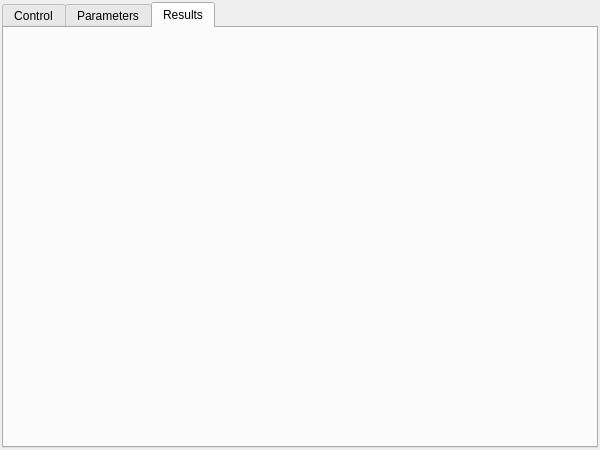
Before: the Qt Designer form designer/shared/advancedposition.ui in DTOcean/dtocean-app, drawn with Qt 5.
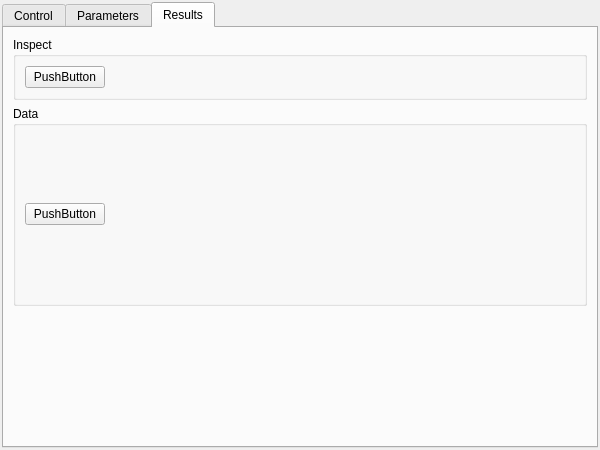
After: the same form once the commit is applied. The open tabs and pages were chosen to show the change.

Commit message: Add skeleton layout to results tab

The edit to the form file:
```diff
--- a/designer/shared/advancedposition.ui
+++ b/designer/shared/advancedposition.ui
@@ -387,6 +387,120 @@
       <attribute name="title">
        <string>Results</string>
       </attribute>
+      <layout class="QVBoxLayout" name="verticalLayout_10">
+       <item>
+        <widget class="QGroupBox" name="inspectBox">
+         <property name="title">
+          <string>Inspect</string>
+         </property>
+         <layout class="QVBoxLayout" name="verticalLayout_8">
+          <item>
+           <layout class="QHBoxLayout" name="horizontalLayout_7">
+            <item>
+             <widget class="QPushButton" name="pushButton">
+              <property name="sizePolicy">
+               <sizepolicy hsizetype="Fixed" vsizetype="Fixed">
+                <horstretch>0</horstretch>
+                <verstretch>0</verstretch>
+               </sizepolicy>
+              </property>
+              <property name="text">
+               <string>PushButton</string>
+              </property>
+             </widget>
+            </item>
+            <item>
+             <spacer name="horizontalSpacer_4">
+              <property name="orientation">
+               <enum>Qt::Horizontal</enum>
+              </property>
+              <property name="sizeHint" stdset="0">
+               <size>
+                <width>40</width>
+                <height>20</height>
+               </size>
+              </property>
+             </spacer>
+            </item>
+           </layout>
+          </item>
+         </layout>
+        </widget>
+       </item>
+       <item>
+        <widget class="QGroupBox" name="dataBox">
+         <property name="sizePolicy">
+          <sizepolicy hsizetype="Preferred" vsizetype="Fixed">
+           <horstretch>0</horstretch>
+           <verstretch>0</verstretch>
+          </sizepolicy>
+         </property>
+         <property name="minimumSize">
+          <size>
+           <width>0</width>
+           <height>200</height>
+          </size>
+         </property>
+         <property name="title">
+          <string>Data</string>
+         </property>
+         <layout class="QVBoxLayout" name="verticalLayout_9">
+          <item>
+           <layout class="QHBoxLayout" name="dataTableLayout"/>
+          </item>
+          <item>
+           <layout class="QHBoxLayout" name="horizontalLayout_8">
+            <property name="sizeConstraint">
+             <enum>QLayout::SetDefaultConstraint</enum>
+            </property>
+            <item>
+             <widget class="QPushButton" name="pushButton_2">
+              <property name="sizePolicy">
+               <sizepolicy hsizetype="Fixed" vsizetype="Fixed">
+                <horstretch>0</horstretch>
+                <verstretch>0</verstretch>
+               </sizepolicy>
+              </property>
+              <property name="text">
+               <string>PushButton</string>
+              </property>
+             </widget>
+            </item>
+            <item>
+             <spacer name="horizontalSpacer_5">
+              <property name="orientation">
+               <enum>Qt::Horizontal</enum>
+              </property>
+              <property name="sizeHint" stdset="0">
+               <size>
+                <width>40</width>
+                <height>20</height>
+               </size>
+              </property>
+             </spacer>
+            </item>
+           </layout>
+          </item>
+         </layout>
+        </widget>
+       </item>
+       <item>
+        <spacer name="verticalSpacer_3">
+         <property name="orientation">
+          <enum>Qt::Vertical</enum>
+         </property>
+         <property name="sizeType">
+          <enum>QSizePolicy::Expanding</enum>
+         </property>
+         <property name="sizeHint" stdset="0">
+          <size>
+           <width>20</width>
+           <height>129</height>
+          </size>
+         </property>
+        </spacer>
+       </item>
+      </layout>
      </widget>
     </widget>
    </item>
```
Left out of the diff: 2 changed lines with no effect on the pictures.
